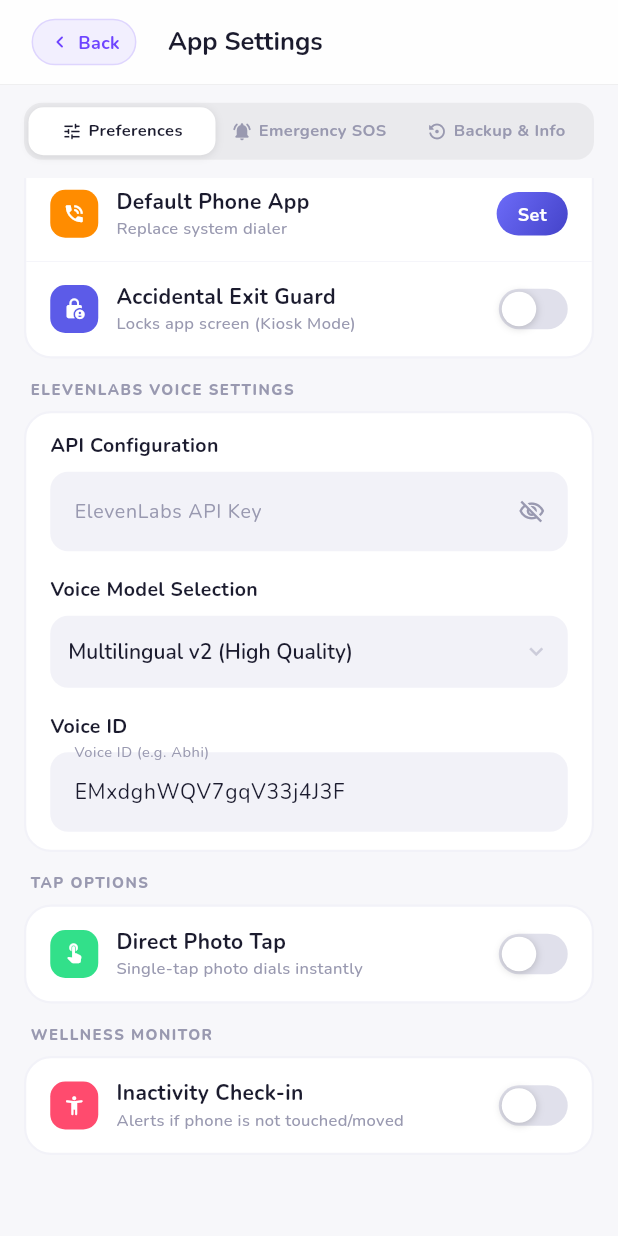
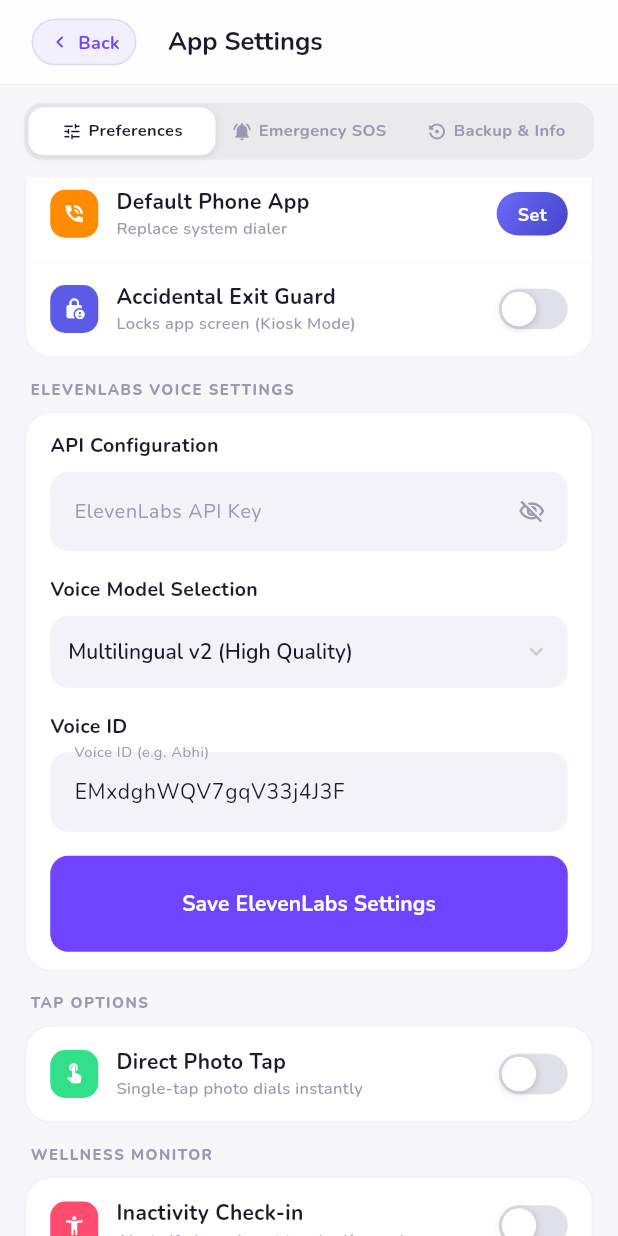
Before and after one commit to santjsx/easyConnect, a Flutter app: the AppSettingsScreen screen opened directly, scrolled down 449 dp, on a phone screen of 412 x 824 dp. Run offline on Flutter 3.47's test engine with Material 3 defaults, Android fonts, the phone set to English and light mode, and no system bars; our stand-ins replace audioplayers, cloud_firestore, connectivity_plus, csv, file_picker, firebase_core and 11 more; missing offline and left inert: record; accounts and stored records are empty.

Commit message:
feat(settings): save API key and Voice ID only when Save button is pressed

```diff
--- a/lib/features/settings/screens/app_settings_screen.dart
+++ b/lib/features/settings/screens/app_settings_screen.dart
@@ -995,9 +995,6 @@
                 },
               ),
             ),
-            onChanged: (val) async {
-              await _updateSetting((s) => s.elevenLabsApiKey = val.trim());
-            },
           ),
           const SizedBox(height: 16),
           Text(
@@ -1058,9 +1055,41 @@
               ),
               hintText: 'EMxdghWQV7gqV33j4J3F',
             ),
-            onChanged: (val) async {
-              await _updateSetting((s) => s.elevenLabsVoiceId = val.trim());
-            },
+          ),
+          const SizedBox(height: 16),
+          SizedBox(
+            width: double.infinity,
+            child: ElevatedButton(
+              style: ElevatedButton.styleFrom(
+                backgroundColor: dynamicAccentColor,
+                foregroundColor: Colors.white,
+                shape: RoundedRectangleBorder(
+                  borderRadius: BorderRadius.circular(12),
+                ),
+                padding: const EdgeInsets.symmetric(vertical: 12),
+              ),
+              onPressed: () async {
+                FocusScope.of(context).unfocus();
+                final apiKey = _elevenLabsApiKeyController.text.trim();
+                final voiceId = _elevenLabsVoiceIdController.text.trim();
+                await _updateSetting((s) {
+                  s.elevenLabsApiKey = apiKey;
+                  s.elevenLabsVoiceId = voiceId;
+                });
+                if (mounted) {
+                  ScaffoldMessenger.of(context).showSnackBar(
+                    const SnackBar(
+                      content: Text('ElevenLabs settings saved successfully!'),
+                      backgroundColor: Colors.green,
+                    ),
+                  );
+                }
+              },
+              child: Text(
+                'Save ElevenLabs Settings',
+                style: GoogleFonts.nunito(fontWeight: FontWeight.bold, fontSize: 14),
+              ),
+            ),
           ),
         ],
       ),
```
